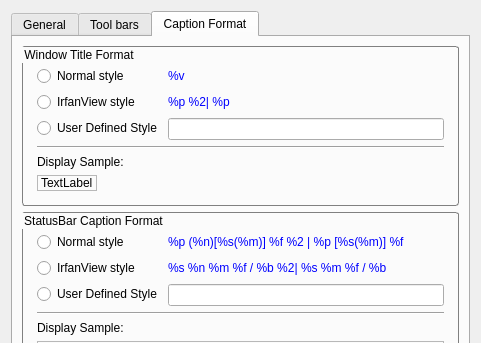
Qt form QuickViewer/src/optionsdialog.ui (kanryu/quickviewer) before a commit; both pictures show x 0 to 481 and y 0 to 343 of the 481 by 517 pixel window.
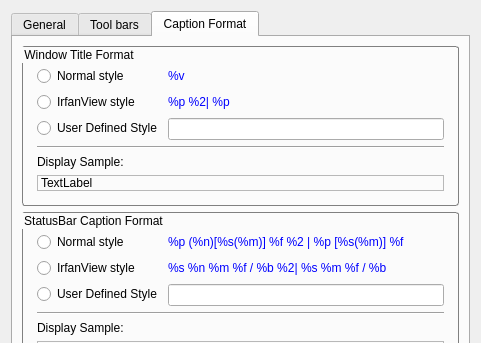
The same form after that commit. The open tabs and pages were chosen to show the change.

Commit message: bugfixed: The longer the display sample of Window Title Format becomes, the collapsed design

Diff of the .ui file:
```diff
--- a/QuickViewer/src/optionsdialog.ui
+++ b/QuickViewer/src/optionsdialog.ui
@@ -451,7 +451,7 @@
          <property name="title">
           <string>Window Title Format</string>
          </property>
-         <layout class="QFormLayout" name="formLayout_3">
+         <layout class="QFormLayout" name="formLayout_4">
           <item row="0" column="0">
            <widget class="QRadioButton" name="radioButtonWindowTitleNormalStyle">
             <property name="text">
@@ -912,7 +912,7 @@
             </property>
            </widget>
           </item>
-          <item row="5" column="0">
+          <item row="5" column="0" colspan="2">
            <widget class="QLabel" name="labelWindowTitleSample">
             <property name="frameShape">
              <enum>QFrame::StyledPanel</enum>
@@ -1358,7 +1358,7 @@
          <property name="title">
           <string>StatusBar Caption Format</string>
          </property>
-         <layout class="QFormLayout" name="formLayout_4">
+         <layout class="QFormLayout" name="formLayout_3">
           <item row="0" column="0">
            <widget class="QRadioButton" name="radioButtonStatusBarNormalStyle">
             <property name="text">
```
Left out of the diff: 846 changed lines with no effect on the pictures.
